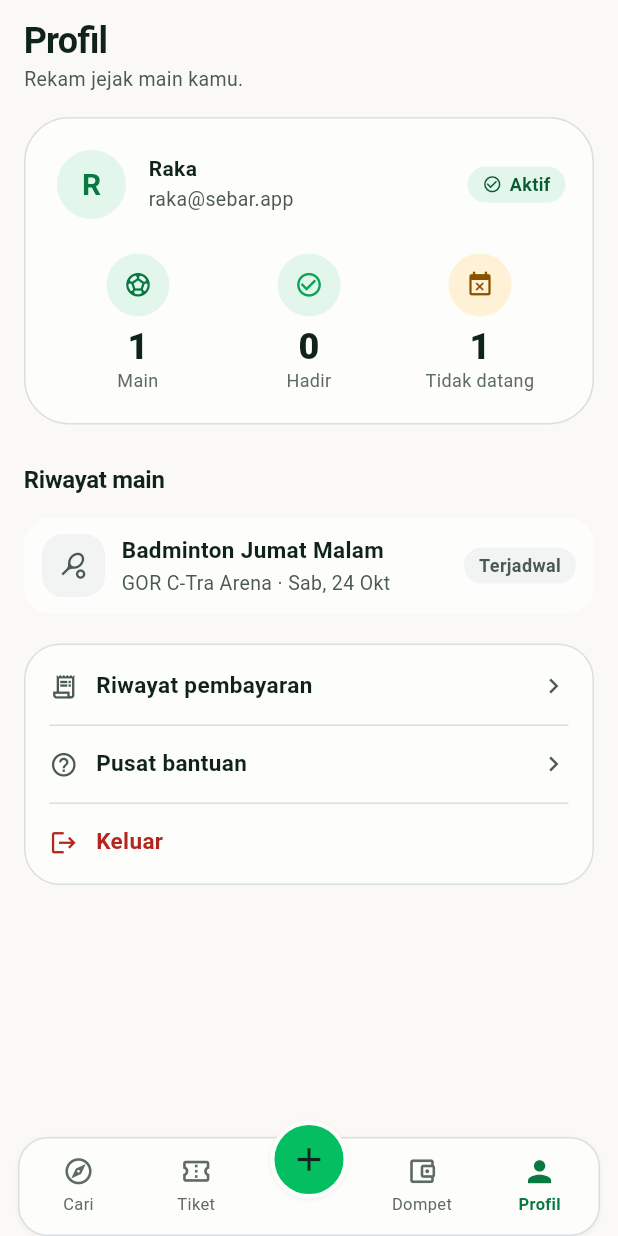
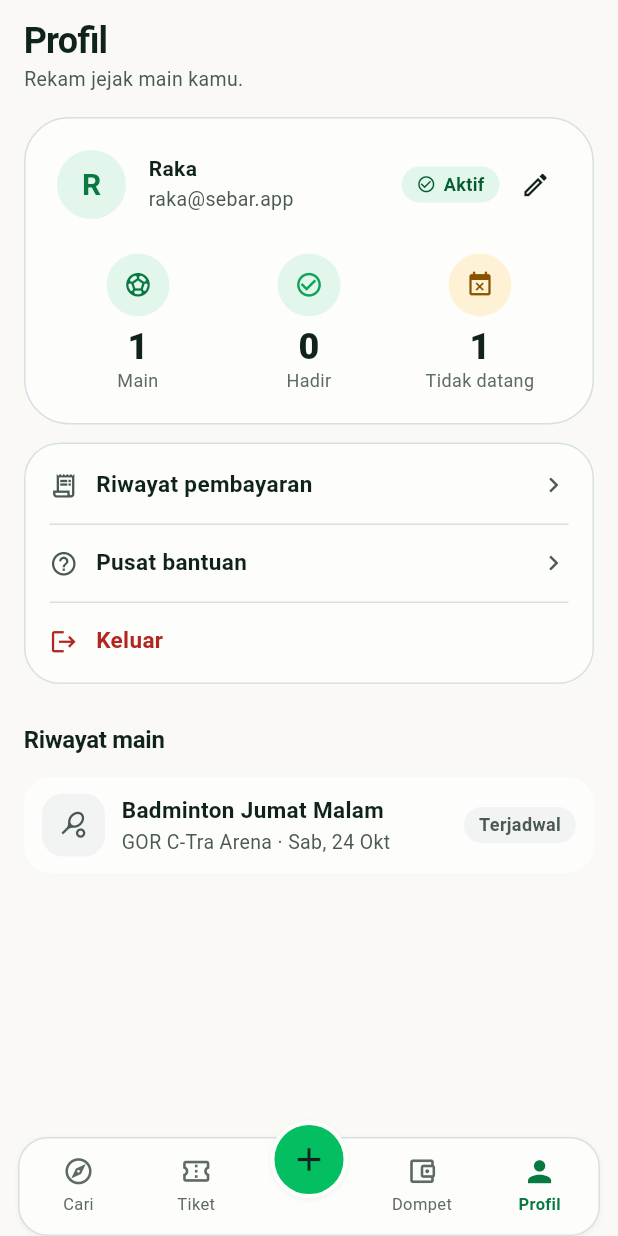
Before and after one commit to Svann70/SEBARSewaBareng, a Flutter app: the HomeShell screen opened by its route, item 5 of the bottom bar chosen, on a phone screen of 412 x 824 dp. Run offline on Flutter 3.47's test engine with Material 3 defaults, Android fonts, the phone set to English and light mode, and no system bars; our stand-ins replace flutter_riverpod, go_router, qr_flutter; network calls fail.

Commit message:
feat: slight rework player profile page and add edit profile (name, phone, password)

```diff
--- a/mobile/lib/app.dart
+++ b/mobile/lib/app.dart
@@ -11,6 +11,7 @@ import 'features/community/community_screen.dart';
 import 'features/create/create_lobby_screen.dart';
 import 'features/home/home_screen.dart';
 import 'features/lobby/lobby_detail_screen.dart';
+import 'features/profile/edit_profile_screen.dart';
 import 'features/profile/profile_screen.dart';
 import 'features/rooms/rooms_screen.dart';
 import 'features/venue/venue_shell.dart';
@@ -24,6 +25,10 @@ final _router = GoRouter(
     GoRoute(path: '/register', builder: (_, _) => const RegisterScreen()),
     GoRoute(path: '/home', builder: (_, _) => const HomeShell()),
     GoRoute(path: '/rooms', builder: (_, _) => const RoomsScreen()),
+    GoRoute(
+      path: '/profile/edit',
+      builder: (_, _) => const EditProfileScreen(),
+    ),
     GoRoute(
       path: '/lobby/:id',
       builder: (_, s) => LobbyDetailScreen(id: s.pathParameters['id']!),
--- a/mobile/lib/features/profile/profile_screen.dart
+++ b/mobile/lib/features/profile/profile_screen.dart
@@ -5,6 +5,10 @@ import 'package:go_router/go_router.dart';
 import '../../core/theme.dart';
 import '../../core/widgets.dart';
 import '../../data/state.dart';
+
+/// Riwayat yang tampil sebelum diringkas; sisanya lewat tombol "Lihat semua"
+/// supaya menu tetap dekat atas dan halaman pendek tidak perlu di-scroll.
+const _historyPreview = 5;
 
 class ProfileScreen extends ConsumerStatefulWidget {
   const ProfileScreen({super.key});
@@ -15,6 +19,7 @@ class ProfileScreen extends ConsumerStatefulWidget {
 
 class _ProfileScreenState extends ConsumerState<ProfileScreen> {
   bool _busy = false;
+  bool _showAll = false;
 
   Future<void> _logout() async {
     setState(() => _busy = true);
@@ -33,11 +38,24 @@ class _ProfileScreenState extends ConsumerState<ProfileScreen> {
     final initial = (user?.fullName.trim().isEmpty ?? true)
         ? 'R'
         : user!.fullName.trim()[0].toUpperCase();
+    final hasMore = bookings.length > _historyPreview;
+    final visible = _showAll ? bookings : bookings.take(_historyPreview);
 
     return SafeArea(
       bottom: false,
-      child: ListView(
-        padding: kScreenPad,
+      // Tinggi minimum mengikuti viewport: konten pendek tidak di-scroll, padahal
+      // ketika riwayat panjang tetap bisa menggulir seperti biasa.
+      child: LayoutBuilder(
+        builder: (context, viewport) => SingleChildScrollView(
+          child: ConstrainedBox(
+            // 36 = pad atas 12 (kScreenPadTop) + jarak ekor 24.
+            constraints: BoxConstraints(
+              minHeight: (viewport.maxHeight - 36).clamp(0.0, double.infinity),
+            ),
+            child: Padding(
+              padding: kScreenPadTop,
+              child: Column(
+                crossAxisAlignment: CrossAxisAlignment.start,
                 children: [
                   const Text('Profil', style: T.h1),
                   const SizedBox(height: 2),
@@ -46,29 +64,19 @@ class _ProfileScreenState extends ConsumerState<ProfileScreen> {
                   _ProfileHero(
                     name: user?.fullName ?? 'Raka',
                     email: user?.email ?? 'raka@sebar.app',
+                    phone: user?.phone,
                     initial: initial,
                     played: played,
                     checkIn: checkIn,
-          ),
-          const SizedBox(height: 22),
-          const SectionHeader('Riwayat main'),
-          const SizedBox(height: 10),
-          if (bookings.isEmpty)
-            const EmptyState(
-              icon: Icons.history,
-              title: 'Belum ada riwayat',
-              message: 'Main pertama kamu akan muncul di sini.',
-            )
-          else
-            for (final b in bookings)
-              Padding(
-                padding: const EdgeInsets.only(bottom: 8),
-                child: _PlayRow(booking: b),
+                    onEdit: () => context.push('/profile/edit'),
                   ),
                   const SizedBox(height: 12),
                   SurfaceCard(
                     radius: 24,
-            padding: const EdgeInsets.symmetric(horizontal: 16, vertical: 2),
+                    padding: const EdgeInsets.symmetric(
+                      horizontal: 16,
+                      vertical: 2,
+                    ),
                     child: Column(
                       children: [
                         const _MenuRow(
@@ -90,7 +98,32 @@ class _ProfileScreenState extends ConsumerState<ProfileScreen> {
                       ],
                     ),
                   ),
+                  const SizedBox(height: 22),
+                  SectionHeader(
+                    'Riwayat main',
+                    action: hasMore ? (_showAll ? 'Tutup' : 'Lihat semua') : null,
+                    onTap: hasMore ? () => setState(() => _showAll = !_showAll) : null,
+                  ),
+                  const SizedBox(height: 10),
+                  if (bookings.isEmpty)
+                    // Lebar penuh supaya ikon dan teks EmptyState benar-benar di tengah.
+                    const SizedBox(width: double.infinity, child: EmptyState(
+                      icon: Icons.history,
+                      title: 'Belum ada riwayat',
+                      message: 'Main pertama kamu akan muncul di sini.',
+                    ))
+                  else
+                    for (final b in visible)
+                      Padding(
+                        padding: const EdgeInsets.only(bottom: 8),
+                        child: _PlayRow(booking: b),
+                      ),
+                  const SizedBox(height: 24),
                 ],
+              ),
+            ),
+          ),
+        ),
       ),
     );
   }
@@ -103,13 +136,17 @@ class _ProfileHero extends StatelessWidget {
     required this.initial,
     required this.played,
     required this.checkIn,
+    this.phone,
+    this.onEdit,
   });
 
   final String name;
   final String email;
+  final String? phone;
   final String initial;
   final int played;
   final int checkIn;
+  final VoidCallback? onEdit;
 
   @override
   Widget build(BuildContext context) {
@@ -158,6 +195,15 @@ class _ProfileHero extends StatelessWidget {
                       overflow: TextOverflow.ellipsis,
                       style: T.small,
                     ),
+                    if (phone != null && phone!.trim().isNotEmpty) ...[
+                      const SizedBox(height: 1),
+                      Text(
+                        phone!,
+                        maxLines: 1,
+                        overflow: TextOverflow.ellipsis,
+                        style: T.small,
+                      ),
+                    ],
                   ],
                 ),
               ),
@@ -166,6 +212,13 @@ class _ProfileHero extends StatelessWidget {
                 color: C.primaryDeep,
                 background: C.primarySoft,
                 icon: Icons.check_circle_outline,
+              ),
+              const SizedBox(width: 4),
+              IconButton(
+                visualDensity: VisualDensity.compact,
+                tooltip: 'Edit profil',
+                icon: const Icon(Icons.edit_outlined, size: 20, color: C.ink),
+                onPressed: onEdit,
               ),
             ],
           ),
```
Also changed, not shown: mobile/lib/data/api.dart (+24 -0 lines), mobile/lib/data/state.dart (+27 -0 lines), mobile/lib/features/profile/edit_profile_screen.dart (added, +260 -0 lines), 7 other files. Lines whose indentation alone changed are shown as unchanged.
